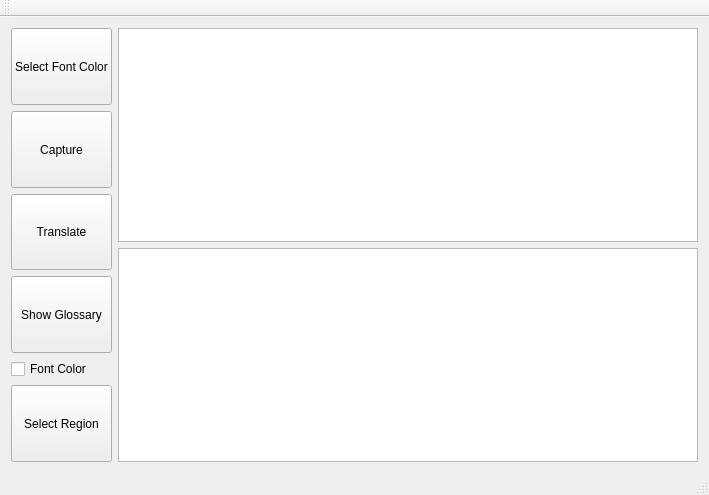
The window that RealTimeTranslator.ui (wlssirius/ChaosTranslate) describes before a commit, drawn with Qt 5.
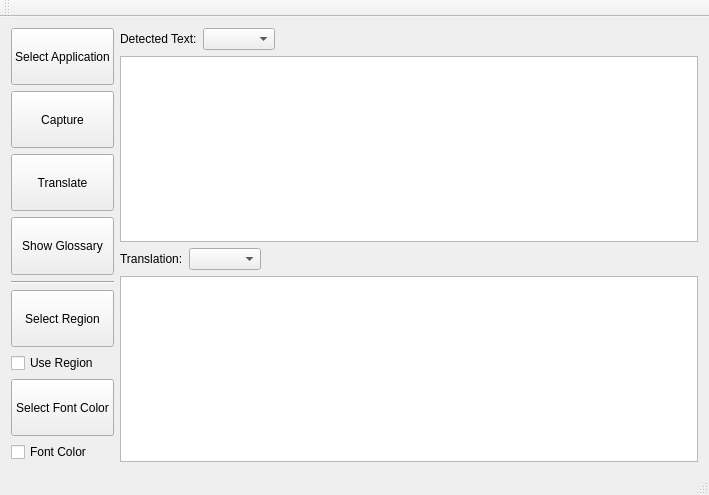
The same window after the commit. Icons and pictures are not drawn.

Patch:
```diff
--- a/RealTimeTranslator.ui
+++ b/RealTimeTranslator.ui
@@ -13,6 +13,16 @@
   <property name="windowTitle">
    <string>RealTimeTranslator</string>
   </property>
+  <property name="windowIcon">
+   <iconset>
+    <normaloff>Resources/Chaos.png</normaloff>Resources/Chaos.png</iconset>
+  </property>
+  <property name="iconSize">
+   <size>
+    <width>48</width>
+    <height>48</height>
+   </size>
+  </property>
   <widget class="QWidget" name="centralWidget">
    <layout class="QHBoxLayout" name="horizontalLayout">
     <item>
@@ -26,7 +36,7 @@
          </sizepolicy>
         </property>
         <property name="text">
-         <string>Select Font Color</string>
+         <string>Select Application</string>
         </property>
        </widget>
       </item>
@@ -70,9 +80,9 @@
        </widget>
       </item>
       <item>
-       <widget class="QCheckBox" name="checkBox">
-        <property name="text">
-         <string>Font Color</string>
+       <widget class="Line" name="line">
+        <property name="orientation">
+         <enum>Qt::Horizontal</enum>
         </property>
        </widget>
       </item>
@@ -92,13 +102,107 @@
         </property>
        </widget>
       </item>
+      <item>
+       <widget class="QCheckBox" name="checkBox_2">
+        <property name="text">
+         <string>Use Region</string>
+        </property>
+       </widget>
+      </item>
+      <item>
+       <widget class="QPushButton" name="fontColorButton">
+        <property name="sizePolicy">
+         <sizepolicy hsizetype="Minimum" vsizetype="Expanding">
+          <horstretch>0</horstretch>
+          <verstretch>0</verstretch>
+         </sizepolicy>
+        </property>
+        <property name="text">
+         <string>Select Font Color</string>
+        </property>
+       </widget>
+      </item>
+      <item>
+       <widget class="QCheckBox" name="checkBox">
+        <property name="text">
+         <string>Font Color</string>
+        </property>
+       </widget>
+      </item>
      </layout>
     </item>
     <item>
      <layout class="QVBoxLayout" name="verticalLayout_3">
+      <item>
+       <layout class="QHBoxLayout" name="horizontalLayout_2">
+        <item>
+         <widget class="QLabel" name="label">
+          <property name="sizePolicy">
+           <sizepolicy hsizetype="Fixed" vsizetype="Preferred">
+            <horstretch>0</horstretch>
+            <verstretch>0</verstretch>
+           </sizepolicy>
+          </property>
+          <property name="text">
+           <string>Detected Text:</string>
+          </property>
+         </widget>
+        </item>
+        <item>
+         <widget class="QComboBox" name="comboBox">
+          <property name="sizePolicy">
+           <sizepolicy hsizetype="Fixed" vsizetype="Fixed">
+            <horstretch>0</horstretch>
+            <verstretch>0</verstretch>
+           </sizepolicy>
+          </property>
+         </widget>
+        </item>
+        <item>
+         <spacer name="horizontalSpacer">
+          <property name="orientation">
+           <enum>Qt::Horizontal</enum>
+          </property>
+          <property name="sizeHint" stdset="0">
+           <size>
+            <width>40</width>
+            <height>20</height>
+           </size>
+          </property>
+         </spacer>
+        </item>
+       </layout>
+      </item>
       <item>
        <widget class="QTextEdit" name="textEdit"/>
       </item>
+      <item>
+       <layout class="QHBoxLayout" name="horizontalLayout_3">
+        <item>
+         <widget class="QLabel" name="label_2">
+          <property name="text">
+           <string>Translation:</string>
+          </property>
+         </widget>
+        </item>
+        <item>
+         <widget class="QComboBox" name="comboBox_2"/>
+        </item>
+        <item>
+         <spacer name="horizontalSpacer_2">
+          <property name="orientation">
+           <enum>Qt::Horizontal</enum>
+          </property>
+          <property name="sizeHint" stdset="0">
+           <size>
+            <width>40</width>
+            <height>20</height>
+           </size>
+          </property>
+         </spacer>
+        </item>
+       </layout>
+      </item>
       <item>
        <widget class="QTextEdit" name="textEdit_2"/>
       </item>
```
Left out of the diff: 10 changed lines with no effect on the pictures.
